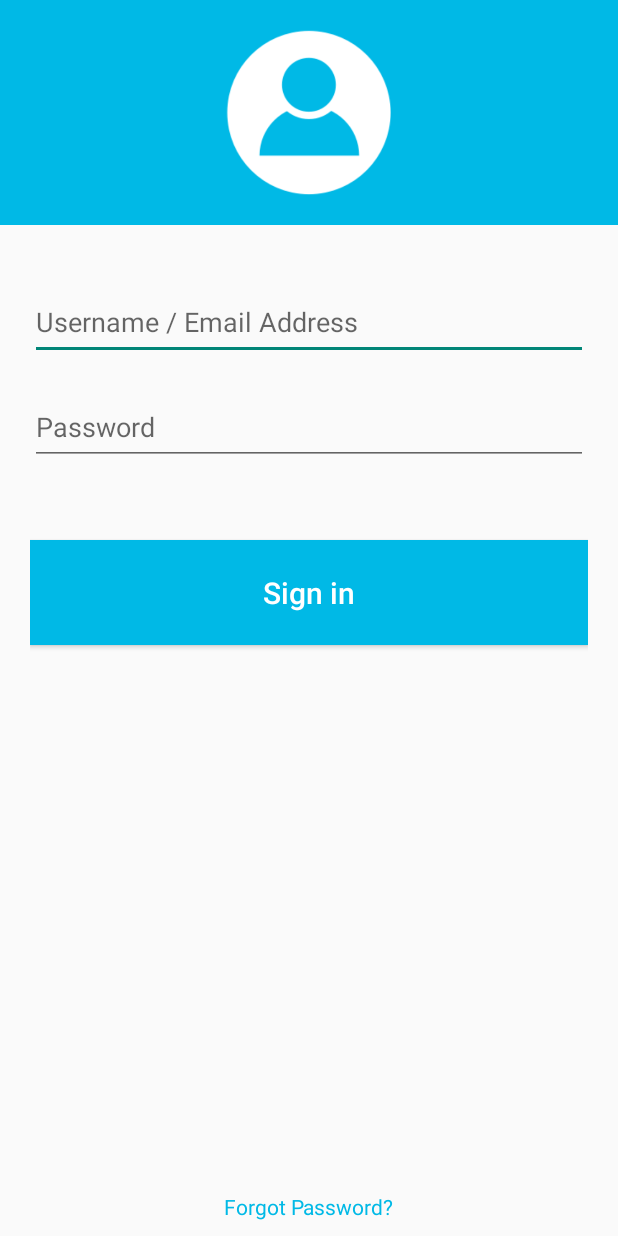
After one commit to Nhokquay9x26/TrainingProject, an Android app: the layout activity_login.xml on its own in the app's theme, with its tools: preview values and no code run, on a phone screen of 412 x 824 dp. The commit adds this screen. Run offline under Robolectric (Android 15) with nearby library versions, the phone set to English and light mode, and no system bars.

Commit message:
[Nhom 2] create new login screen

```diff
--- /dev/null
+++ b/TrainingProject/app/src/main/java/vn/asiantech/LearingEnglish/activities/LoginActivity.java
@@ -0,0 +1,17 @@
+package vn.asiantech.LearingEnglish.activities;
+
+import org.androidannotations.annotations.EActivity;
+
+import vn.asiantech.LearingEnglish.R;
+
+/**
+ * Created by xuanphu on 27/08/2015.
+ */
+@EActivity(R.layout.activity_login)
+public class LoginActivity extends BaseActionBarActivity{
+
+    @Override
+    void afterView() {
+
+    }
+}
--- a/TrainingProject/app/src/main/java/vn/asiantech/LearingEnglish/activities/MainActivity.java
+++ b/TrainingProject/app/src/main/java/vn/asiantech/LearingEnglish/activities/MainActivity.java
@@ -1,14 +1,11 @@
 package vn.asiantech.LearingEnglish.activities;
 
-import android.widget.Button;
-import android.widget.TextView;
+
 
 import org.androidannotations.annotations.EActivity;
 import org.androidannotations.annotations.OptionsItem;
-import org.androidannotations.annotations.*;
 
 import vn.asiantech.LearingEnglish.R;
-
 /**
  * Created by tientun on 3/5/15.
  */
--- /dev/null
+++ b/TrainingProject/app/src/main/res/layout/activity_login.xml
@@ -0,0 +1,64 @@
+<?xml version="1.0" encoding="utf-8"?>
+<LinearLayout xmlns:android="http://schemas.android.com/apk/res/android"
+    android:layout_width="match_parent"
+    android:layout_height="match_parent"
+    android:orientation="vertical">
+
+    <LinearLayout
+        android:layout_width="match_parent"
+        android:layout_height="150dp"
+        android:background="@color/background_header_login"
+        android:gravity="center">
+
+        <ImageView
+            android:layout_width="110dp"
+            android:layout_height="110dp"
+            android:src="@drawable/ico_avatar_xhd" />
+    </LinearLayout>
+
+    <RelativeLayout
+        android:layout_width="match_parent"
+        android:layout_height="match_parent"
+        android:layout_marginBottom="10dp"
+        android:layout_marginLeft="20dp"
+        android:layout_marginRight="20dp"
+        android:layout_marginTop="40dp"
+        android:orientation="vertical">
+
+        <EditText
+            android:id="@+id/edtUsername"
+            android:layout_width="match_parent"
+            android:layout_height="50dp"
+            android:hint="@string/username_email" />
+
+        <EditText
+            android:id="@+id/edtPassword"
+            android:layout_width="match_parent"
+            android:layout_height="50dp"
+            android:layout_below="@+id/edtUsername"
+            android:layout_marginTop="20dp"
+            android:hint="@string/password" />
+
+        <Button
+            android:layout_width="match_parent"
+            android:layout_height="70dp"
+            android:layout_below="@+id/edtPassword"
+            android:layout_gravity="center"
+            android:layout_marginTop="50dp"
+            android:background="@color/background_header_login"
+            android:text="@string/Sign_in"
+            android:textAllCaps="false"
+            android:textColor="@color/text_signin"
+            android:textSize="20sp" />
+
+        <TextView
+            android:id="@+id/tvForgotPassword"
+            android:layout_width="wrap_content"
+            android:layout_height="wrap_content"
+            android:layout_alignParentBottom="true"
+            android:layout_centerHorizontal="true"
+            android:layout_gravity="center"
+            android:text="Forgot Password?"
+            android:textColor="@color/text_forgotPassword" />
+    </RelativeLayout>
+</LinearLayout>
--- a/TrainingProject/app/src/main/res/layout/fragment_login.xml
+++ /dev/null
@@ -1,6 +0,0 @@
-<?xml version="1.0" encoding="utf-8"?>
-<LinearLayout xmlns:android="http://schemas.android.com/apk/res/android"
-    android:orientation="vertical" android:layout_width="match_parent"
-    android:layout_height="match_parent">
-
-</LinearLayout>
--- a/TrainingProject/app/src/main/res/values/colors.xml
+++ b/TrainingProject/app/src/main/res/values/colors.xml
@@ -1,5 +1,7 @@
 <?xml version="1.0" encoding="utf-8"?>
 <resources>
     <color name="main">#377EB0</color>
-
+    <color name="background_header_login">#00b9e6</color>
+    <color name="text_signin">#ffffff</color>
+    <color name="text_forgotPassword">#00b9e6</color>
 </resources>
--- a/TrainingProject/app/src/main/res/values/strings.xml
+++ b/TrainingProject/app/src/main/res/values/strings.xml
@@ -1,5 +1,7 @@
 <resources>
 <string name="app_name">Base Project</string>
-
 <string name="hello_world">Hello world!</string>
+    <string name="Sign_in">Sign in</string>
+    <string name="username_email">Username / Email Address</string>
+    <string name="password">Password</string>
 </resources>
```
Also changed, not shown: TrainingProject/app/src/main/res/drawable/ico_avatar_xhd.png (added), TrainingProject/app/src/main/res/mipmap-hdpi/ico_avatar_hd.png (added), TrainingProject/app/src/main/res/mipmap-mdpi/ico_avatar_md.png (added), TrainingProject/app/src/main/res/mipmap-xhdpi/ico_avatar_xhd.png (added), TrainingProject/app/src/main/res/mipmap-xxhdpi/ico_avatar_xxhd.png (added).
